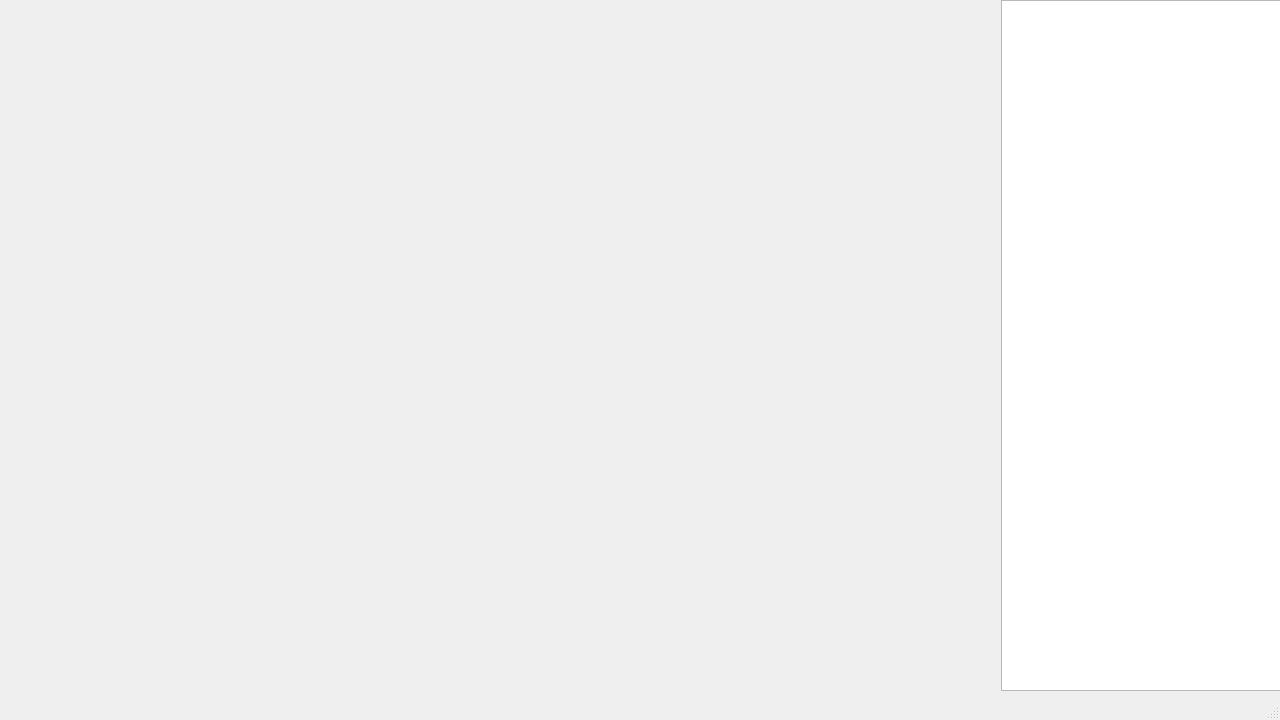
Above: AGV_Manager/ui/mainwindow.ui from mbober1/AGV_Manager before the change. Below: the same form after it.
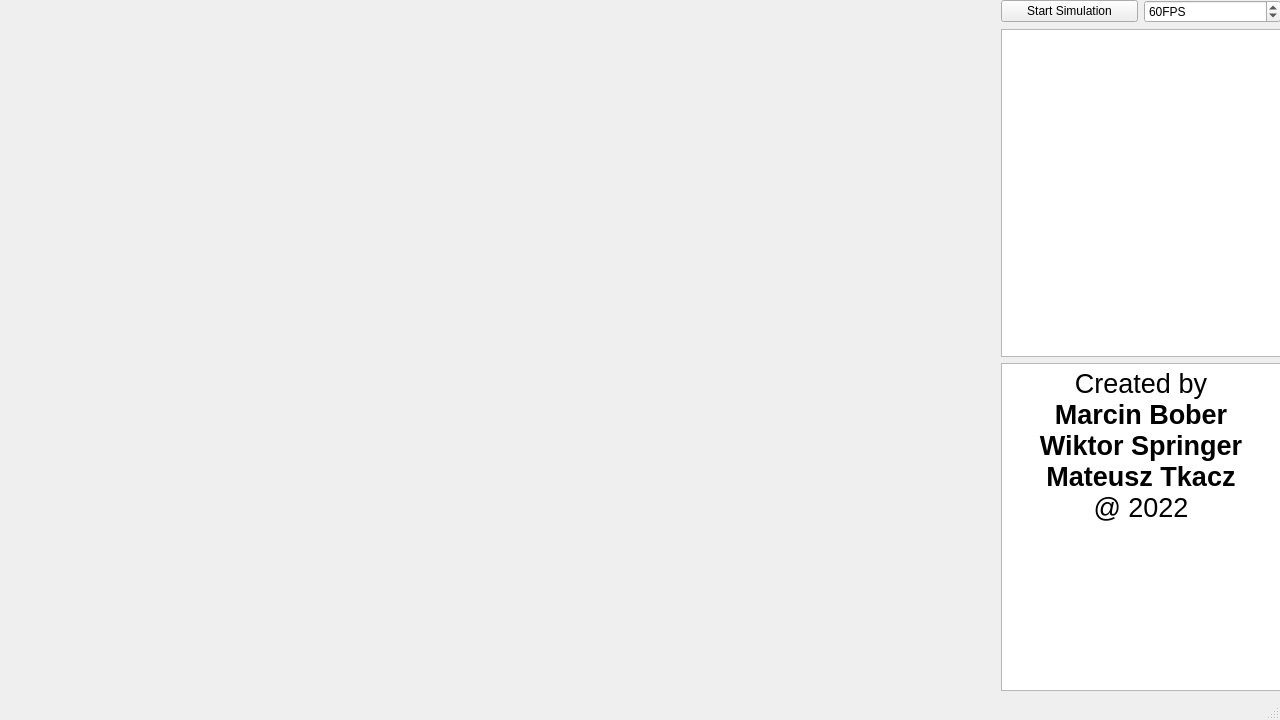
That is the form after the change. Icons and pictures are not drawn. Custom widgets are drawn as their Qt base class.

```diff
--- a/AGV_Manager/ui/mainwindow.ui
+++ b/AGV_Manager/ui/mainwindow.ui
@@ -26,7 +26,7 @@
    <string>Warehouse Manager</string>
   </property>
   <property name="windowIcon">
-   <iconset resource="resources.qrc">
+   <iconset resource="../resources.qrc">
     <normaloff>:/icon/resources/icons/warehouse.png</normaloff>:/icon/resources/icons/warehouse.png</iconset>
   </property>
   <widget class="QWidget" name="centralwidget">
@@ -40,9 +40,6 @@
      </rect>
     </property>
     <layout class="QHBoxLayout" name="horizontalLayout">
-     <item>
-      <widget class="Scene" name="widget" native="true"/>
-     </item>
      <item>
       <spacer name="horizontalSpacer">
        <property name="orientation">
@@ -57,38 +54,75 @@
       </spacer>
      </item>
      <item>
-      <widget class="QListWidget" name="listWidget">
-       <property name="maximumSize">
-        <size>
-         <width>280</width>
-         <height>16777215</height>
-        </size>
-       </property>
-      </widget>
+      <layout class="QVBoxLayout" name="verticalLayout">
+       <item>
+        <layout class="QHBoxLayout" name="buttons_layout">
+         <item>
+          <widget class="QPushButton" name="start_button">
+           <property name="text">
+            <string>Start Simulation</string>
+           </property>
+          </widget>
+         </item>
+         <item>
+          <widget class="QSpinBox" name="speed_box">
+           <property name="suffix">
+            <string>FPS</string>
+           </property>
+           <property name="minimum">
+            <number>15</number>
+           </property>
+           <property name="maximum">
+            <number>240</number>
+           </property>
+           <property name="singleStep">
+            <number>15</number>
+           </property>
+           <property name="value">
+            <number>60</number>
+           </property>
+          </widget>
+         </item>
+        </layout>
+       </item>
+       <item>
+        <widget class="QListWidget" name="listWidget">
+         <property name="maximumSize">
+          <size>
+           <width>280</width>
+           <height>16777215</height>
+          </size>
+         </property>
+        </widget>
+       </item>
+       <item>
+        <widget class="QTextBrowser" name="textBrowser">
+         <property name="sizePolicy">
+          <sizepolicy hsizetype="Minimum" vsizetype="Expanding">
+           <horstretch>0</horstretch>
+           <verstretch>0</verstretch>
+          </sizepolicy>
+         </property>
+         <property name="html">
+          <string>&lt;!DOCTYPE HTML PUBLIC &quot;-//W3C//DTD HTML 4.0//EN&quot; &quot;http://www.w3.org/TR/REC-html40/strict.dtd&quot;&gt;
+&lt;html&gt;&lt;head&gt;&lt;meta name=&quot;qrichtext&quot; content=&quot;1&quot; /&gt;&lt;style type=&quot;text/css&quot;&gt;
+p, li { white-space: pre-wrap; }
+&lt;/style&gt;&lt;/head&gt;&lt;body style=&quot; font-family:'Noto Sans'; font-size:10pt; font-weight:400; font-style:normal;&quot;&gt;
+&lt;p align=&quot;center&quot; style=&quot; margin-top:0px; margin-bottom:0px; margin-left:0px; margin-right:0px; -qt-block-indent:0; text-indent:0px;&quot;&gt;&lt;span style=&quot; font-size:20pt;&quot;&gt;Created by&lt;/span&gt;&lt;/p&gt;
+&lt;p align=&quot;center&quot; style=&quot; margin-top:0px; margin-bottom:0px; margin-left:0px; margin-right:0px; -qt-block-indent:0; text-indent:0px;&quot;&gt;&lt;span style=&quot; font-size:20pt; font-weight:600;&quot;&gt;Marcin Bober&lt;/span&gt;&lt;/p&gt;
+&lt;p align=&quot;center&quot; style=&quot; margin-top:0px; margin-bottom:0px; margin-left:0px; margin-right:0px; -qt-block-indent:0; text-indent:0px;&quot;&gt;&lt;span style=&quot; font-size:20pt; font-weight:600;&quot;&gt;Wiktor Springer&lt;/span&gt;&lt;/p&gt;
+&lt;p align=&quot;center&quot; style=&quot; margin-top:0px; margin-bottom:0px; margin-left:0px; margin-right:0px; -qt-block-indent:0; text-indent:0px;&quot;&gt;&lt;span style=&quot; font-size:20pt; font-weight:600;&quot;&gt;Mateusz Tkacz&lt;/span&gt;&lt;/p&gt;
+&lt;p align=&quot;center&quot; style=&quot; margin-top:0px; margin-bottom:0px; margin-left:0px; margin-right:0px; -qt-block-indent:0; text-indent:0px;&quot;&gt;&lt;span style=&quot; font-size:20pt;&quot;&gt;@ 2022&lt;/span&gt;&lt;/p&gt;&lt;/body&gt;&lt;/html&gt;</string>
+         </property>
+        </widget>
+       </item>
+      </layout>
      </item>
     </layout>
    </widget>
   </widget>
-  <widget class="QMenuBar" name="menubar">
-   <property name="geometry">
-    <rect>
-     <x>0</x>
-     <y>0</y>
-     <width>1280</width>
-     <height>27</height>
-    </rect>
-   </property>
-  </widget>
   <widget class="QStatusBar" name="statusbar"/>
  </widget>
- <customwidgets>
-  <customwidget>
-   <class>Scene</class>
-   <extends>QWidget</extends>
-   <header>inc/scene.hpp</header>
-   <container>1</container>
-  </customwidget>
- </customwidgets>
  <resources>
   <include location="resources.qrc"/>
  </resources>
```
Left out of the diff: 2 changed lines with no effect on the pictures.
